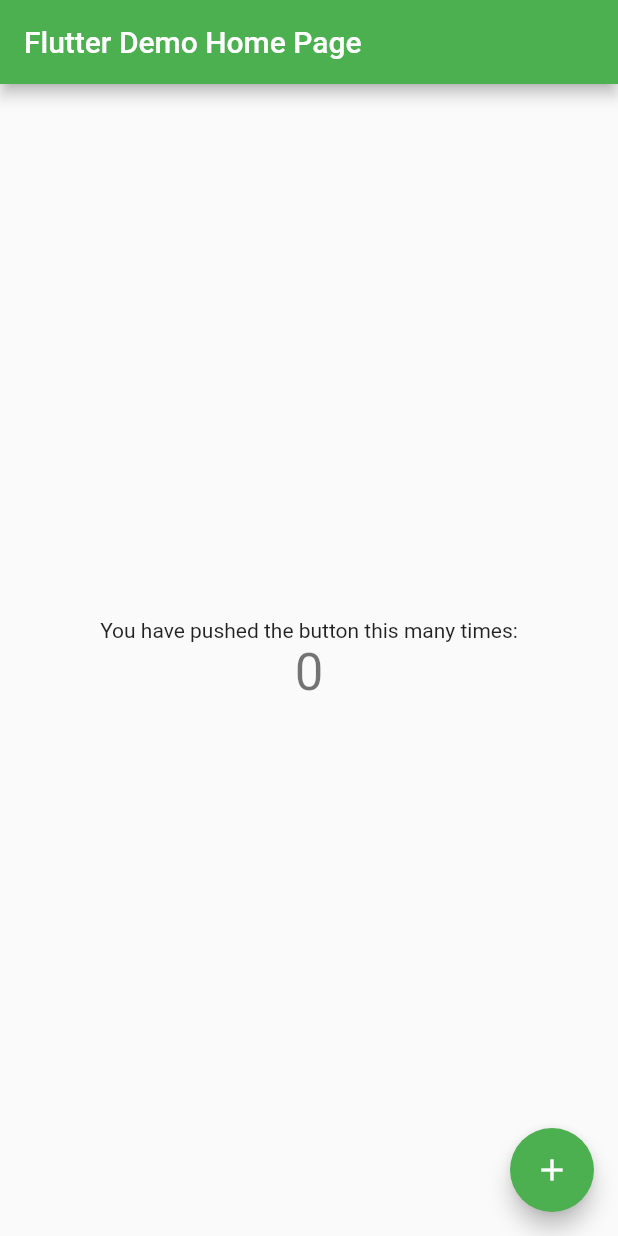
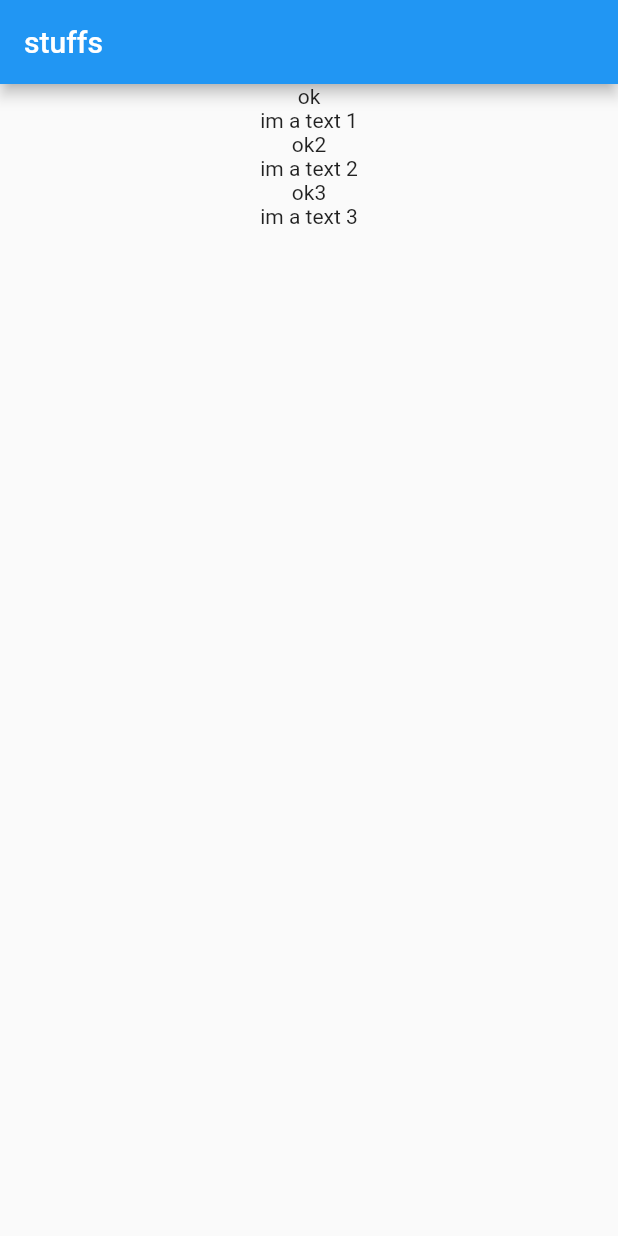
Before and after one commit to ants293/flutter-test, a Flutter app: the screen it shows after launch, on a phone screen of 412 x 824 dp. Run offline on Flutter 3.47's test engine with Material 2 defaults, Android fonts, the phone set to English and light mode, and no system bars.

Commit message:
Messed around with layouts and moc data.

```diff
--- a/lib/main.dart
+++ b/lib/main.dart
@@ -1,14 +1,18 @@
 import 'package:flutter/material.dart';
+import 'mocks/mock_location.dart';
+import 'models/location.dart';
+import 'my_stuff.dart';
 
 void main() {
   runApp(MyApp());
 }
 
 class MyApp extends StatelessWidget {
+  final Location mockLoc = MockLocation.FetchAny();
   // This widget is the root of your application.
   @override
   Widget build(BuildContext context) {
-    return MaterialApp(
+    /*return MaterialApp(
       title: 'Flutter Demo',
       theme: ThemeData(
         // This is the theme of your application.
@@ -20,9 +24,13 @@
         // or simply save your changes to "hot reload" in a Flutter IDE).
         // Notice that the counter didn't reset back to zero; the application
         // is not restarted.
-        primarySwatch: Colors.green,
+        primarySwatch: Colors.blue,
       ),
       home: MyHomePage(title: 'Flutter Demo Home Page'),
+    );*/
+
+    return MaterialApp(
+      home: MyStuff(mockLoc)
     );
   }
 }
--- /dev/null
+++ b/lib/mocks/mock_location.dart
@@ -0,0 +1,25 @@
+import 'package:news_reader/models/location.dart';
+import 'package:news_reader/models/location_fact.dart';
+
+class MockLocation extends Location {
+  static Location FetchAny() {
+    return Location(
+      name: "stuffs",
+      url: "https://neti.ee",
+      facts: <LocationFact> [
+        LocationFact(
+          title: "ok",
+          text: "im a text 1"
+        ),
+        LocationFact(
+            title: "ok2",
+            text: "im a text 2"
+        ),
+        LocationFact(
+            title: "ok3",
+            text: "im a text 3"
+        )
+      ]
+    );
+  }
+}
--- /dev/null
+++ b/lib/models/location.dart
@@ -0,0 +1,10 @@
+
+import 'location_fact.dart';
+
+class Location {
+  final String name;
+  final String url;
+  final int number;
+  final List<LocationFact> facts;
+  Location({this.name, this.url, this.facts, this.number});
+}
--- /dev/null
+++ b/lib/models/location_fact.dart
@@ -0,0 +1,5 @@
+class LocationFact {
+  final String title;
+  final String text;
+  LocationFact({this.title, this.text});
+}
--- /dev/null
+++ b/lib/my_stuff.dart
@@ -0,0 +1,48 @@
+import 'package:flutter/material.dart';
+import 'package:flutter/widgets.dart';
+
+import 'models/location.dart';
+
+class MyStuff extends StatelessWidget {
+  final Location location;
+  MyStuff(this.location);
+
+  @override
+  Widget build(BuildContext context) {
+    return Scaffold(
+        appBar: AppBar(title: Text(location.name)),
+        body: Column(
+            mainAxisAlignment: MainAxisAlignment.start,
+            crossAxisAlignment: CrossAxisAlignment.stretch,
+            children: _renderFacts(location),
+        )
+    );
+  }
+
+  List<Widget> _renderFacts(Location location) {
+    var result = <Widget>[];
+
+    for (var fact in location.facts) {
+      result.add(Container(
+        child: Column(
+          children: [
+            Text(fact.title),
+            Text(fact.text),
+          ],
+        ),
+      ));
+    }
+
+    return result;
+
+  }
+
+  Widget _tester(String title, Color color) {
+    return Container(
+      decoration: BoxDecoration(
+        color: color,
+      ),
+      child: Text(title),
+    );
+  }
+}
```
